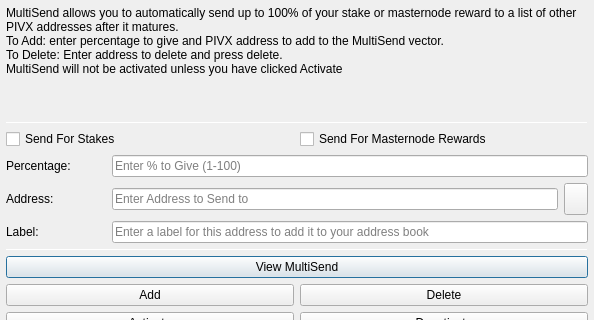
Qt form src/qt/forms/multisenddialog.ui (bytzcurrency/slate) before a commit; both pictures show x 0 to 594 and y 0 to 320 of the 594 by 526 pixel window.
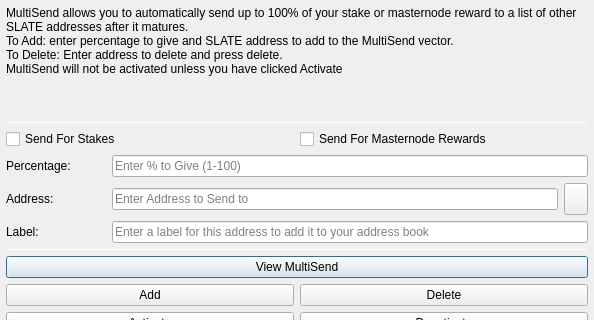
The same form after that commit. Icons and pictures are not drawn.

Commit message: Rebrand from PIVX --> SLATE

The edit to the form file:
```diff
--- a/src/qt/forms/multisenddialog.ui
+++ b/src/qt/forms/multisenddialog.ui
@@ -37,8 +37,8 @@
         <number>1</number>
        </property>
        <property name="text">
-        <string>MultiSend allows you to automatically send up to 100% of your stake or masternode reward to a list of other PIVX addresses after it matures.
-To Add: enter percentage to give and PIVX address to add to the MultiSend vector.
+        <string>MultiSend allows you to automatically send up to 100% of your stake or masternode reward to a list of other SLATE addresses after it matures.
+To Add: enter percentage to give and SLATE address to add to the MultiSend vector.
 To Delete: Enter address to delete and press delete.
 MultiSend will not be activated unless you have clicked Activate</string>
        </property>
```
Left out of the diff: 4 changed lines with no effect on the pictures. The commit also changes 331 other files.
